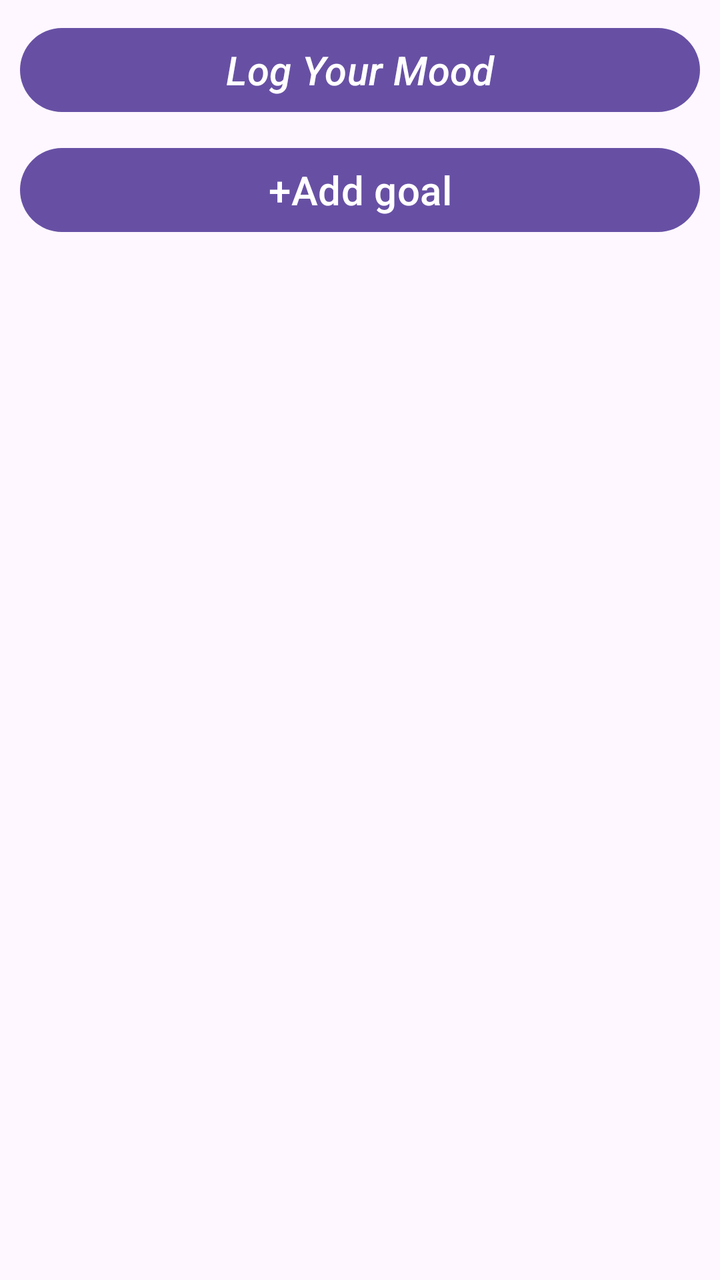
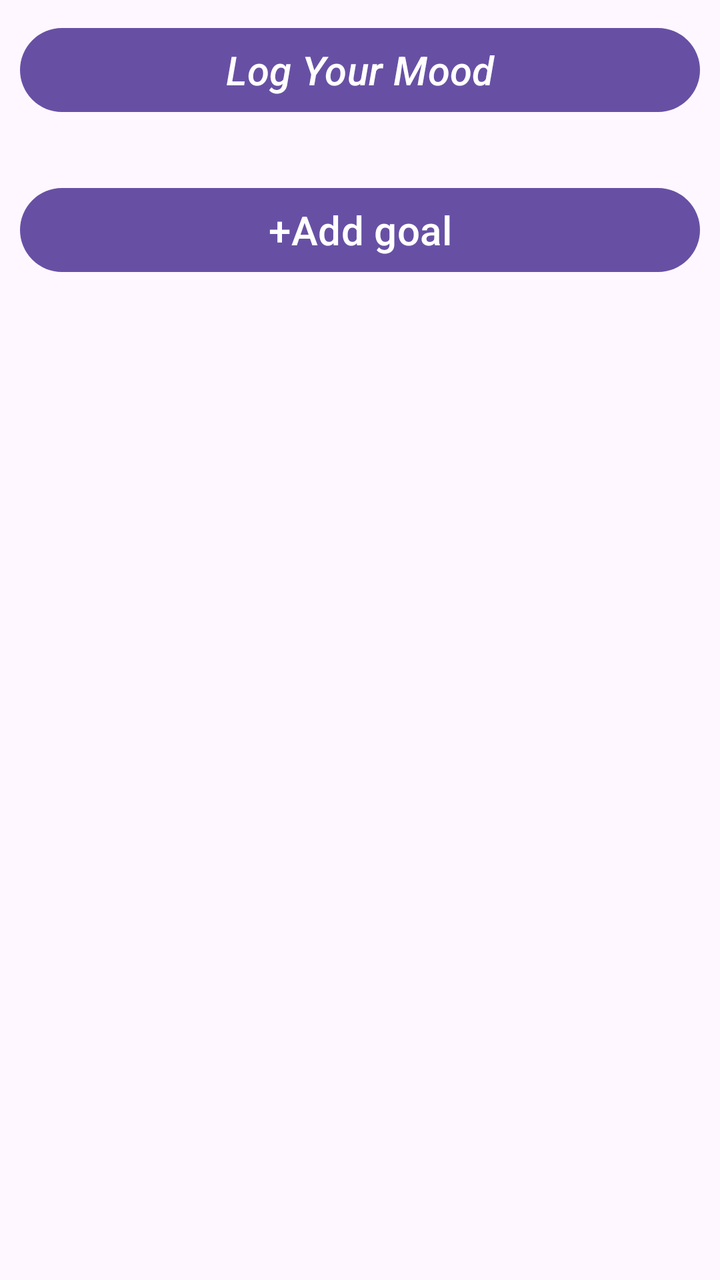

Two renders of the same Android screen: before a commit and after it. Below are the layout's source before the change and the commit's diff.
<!-- AndroidManifest.xml: application theme Theme.ProgectMood -->
<!-- res/layout/activity_main.xml -->
<?xml version="1.0" encoding="utf-8"?>
<androidx.constraintlayout.widget.ConstraintLayout xmlns:android="http://schemas.android.com/apk/res/android"
    android:orientation="vertical"
    xmlns:app="http://schemas.android.com/apk/res-auto"
    xmlns:tools="http://schemas.android.com/tools"
    android:id="@+id/main"
    android:layout_width="match_parent"
    android:layout_height="match_parent"
    tools:context=".MainActivity"
    android:padding="10dp">

    <Button
        android:id="@+id/button_log"
        android:layout_width="match_parent"
        android:layout_height="50dp"
        android:layout_gravity="center_horizontal"
        android:text="Log Your Mood"
        android:textSize="20sp"
        android:textStyle="italic"
        app:layout_constraintStart_toStartOf="parent"
        app:layout_constraintTop_toTopOf="parent" />

    <LinearLayout
        android:id="@+id/linearLayout"
        android:layout_width="match_parent"
        android:layout_height="wrap_content"
        android:orientation="vertical"
        app:layout_constraintTop_toBottomOf="@+id/button_log">


        <androidx.recyclerview.widget.RecyclerView
            android:id="@+id/goals_list"
            android:layout_width="match_parent"
            android:layout_height="match_parent" />

        <Button
            android:id="@+id/button_add_goal"
            android:layout_width="match_parent"
            android:layout_height="50dp"
            android:text="+Add goal"
            android:textSize="20sp"
            android:layout_marginTop="10dp"/>

    </LinearLayout>



</androidx.constraintlayout.widget.ConstraintLayout>
<!-- resources referenced by this layout -->
<resources>
  <style name="Theme.ProgectMood" parent="Base.Theme.ProgectMood" />
  <style name="Base.Theme.ProgectMood" parent="Theme.Material3.DayNight.NoActionBar">
          
          
      </style>
</resources>

<!-- the commit's change to res/layout/activity_main.xml (unified diff, before → after) -->
@@ -25,6 +25,7 @@
         android:layout_width="match_parent"
         android:layout_height="wrap_content"
         android:orientation="vertical"
+        android:layout_marginTop="20dp"
         app:layout_constraintTop_toBottomOf="@+id/button_log">
 
 
